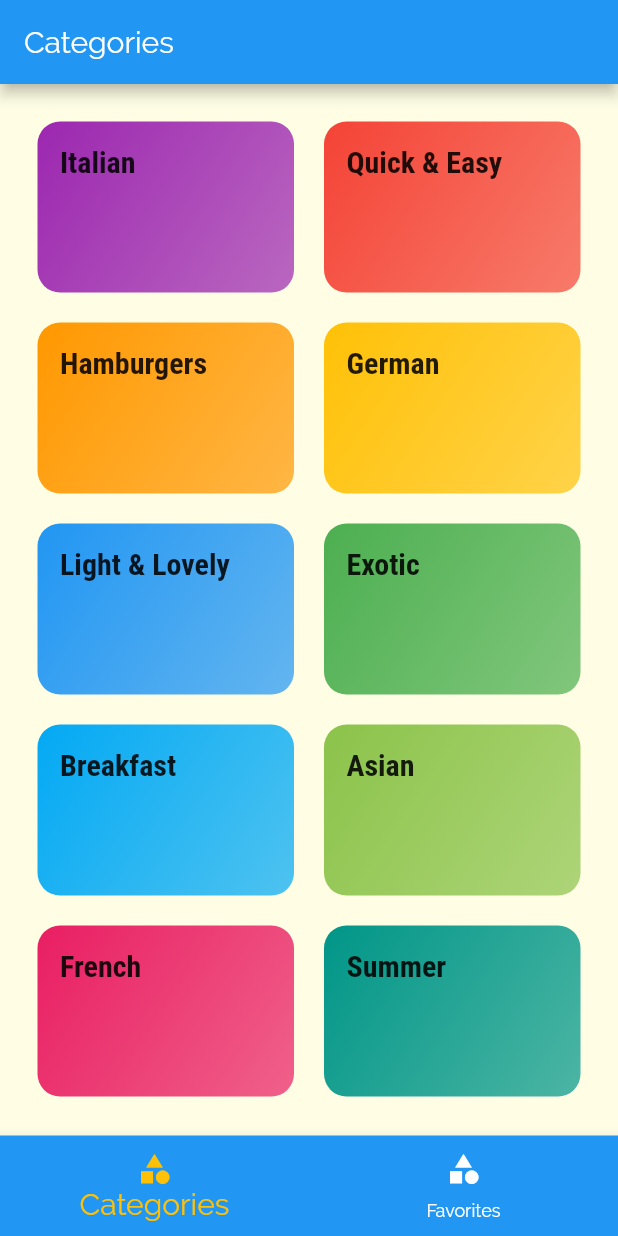
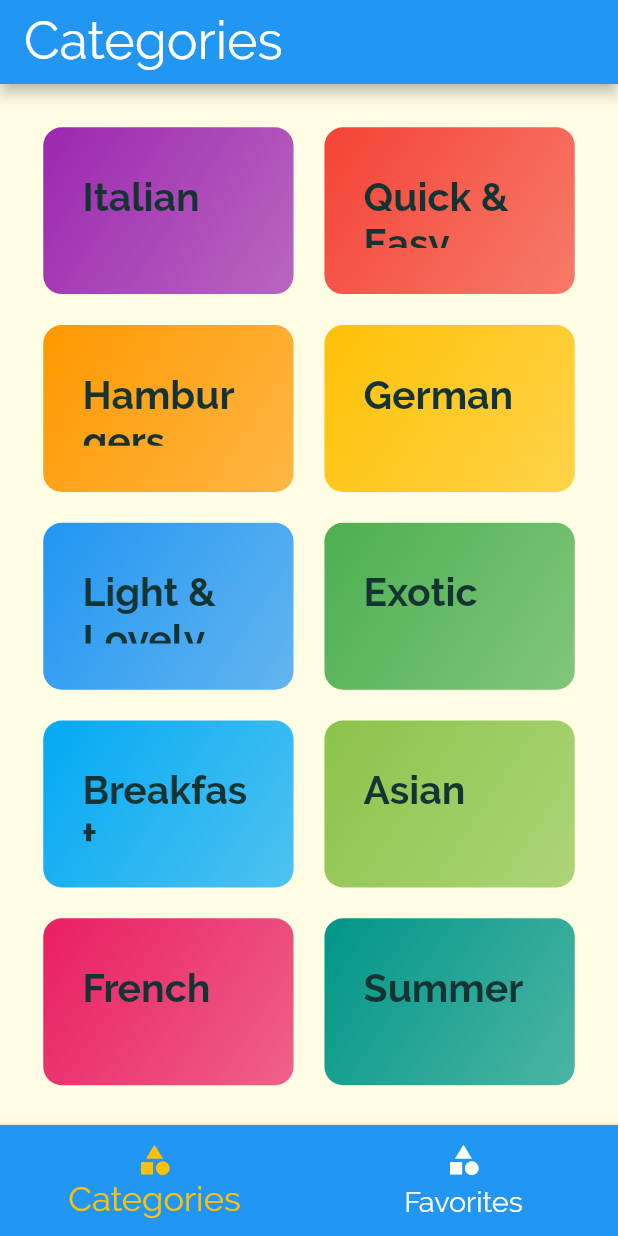
Before and after one commit to CodeGTDLearn/flutter-3-meal-4, a Flutter app: the screen it shows after launch, on a phone screen of 412 x 824 dp. Run offline on Flutter 3.47's test engine with Material 2 defaults, Android fonts, the phone set to English and light mode, and no system bars.

Commit message:
specs done all places
Took 1 hour 38 minutes

```diff
--- a/lib/config/routes.dart
+++ b/lib/config/routes.dart
@@ -1,6 +1,7 @@
 import 'package:flutter/material.dart';
 import 'package:meal_4/entity/meal.dart';
 import 'package:meal_4/screens/category_meals.dart';
+import 'package:meal_4/screens/meals_details.dart';
 import 'package:meal_4/screens/tabs.dart';
 
 class Routes {
@@ -18,7 +19,7 @@ class Routes {
     return {
       _tabs: (context) => ScreenTabs(this._favoriteMeals),
       _categoryMeals: (context) => ScreenCategoryMeals(this._displayedMeals),
-      //_toScreenMealsDetails: (context) => ScreenMealsDetails(),
+      _mealsDetails: (context) => MealsDetails(),
     };
   }
 
--- /dev/null
+++ b/lib/config/specs.dart
@@ -0,0 +1,68 @@
+import 'dart:io';
+
+import 'package:flutter/cupertino.dart';
+import 'package:flutter/material.dart';
+
+class Specs {
+  BuildContext _context;
+
+  //armazena uma instancia da propria classe Specs
+  static Specs _instance;
+
+  //construtor oculto
+  Specs._singletonConstructor(this._context);
+
+  factory Specs(context) {
+    //se NAO ENCONTRA uma instancia em _instance,
+    //cria instancia em _instance usando singletonContructor
+    _instance ??= Specs._singletonConstructor(context);
+
+    //se ENCONTRA uma instancia em _instance, simplesmente a retorna
+    return _instance;
+  }
+
+  bool get isLandscape {
+    return MediaQuery.of(this._context).orientation == Orientation.landscape;
+  }
+
+  String get deviceType {
+    return Platform.isWindows
+        ? "windows"
+        : Platform.isMacOS
+            ? "macos"
+            : Platform.isLinux
+                ? "linux"
+                : Platform.isIOS
+                    ? "ios"
+                    : Platform.isAndroid
+                        ? "android"
+                        : Platform.isFuchsia ? "fuchsia" : "no-platform-found";
+  }
+
+  double bodyHeight() {
+    return (fullHeight() -
+        (kToolbarHeight +
+            MediaQuery.of(this._context).padding.top +
+            MediaQuery.of(this._context).padding.bottom));
+  }
+
+  double fullWidth() {
+    return MediaQuery.of(this._context).size.width;
+  }
+
+  double fullHeight() {
+    return MediaQuery.of(this._context).size.height;
+  }
+
+  double width(double ratio) {
+    return fullWidth() * (ratio / 100);
+  }
+
+  double radius(double ratio) {
+    return fullWidth() * (ratio / 100);
+  }
+
+  double height(double ratio) {
+    return bodyHeight() * (ratio / 100);
+  }
+}
--- a/lib/config/tabs.dart
+++ b/lib/config/tabs.dart
@@ -5,7 +5,7 @@ import '../screens/favorites.dart';
 
 class TabPages {
   final List<Meal> _favoriteMeals;
-  static Map<String, Object> titles = TitlesAndIcons().tabMenus;
+  static Map<String, Object> titles = TitlesAndIcons().tabs;
 
   TabPages(this._favoriteMeals);
 
@@ -13,11 +13,11 @@ class TabPages {
     return [
       {
         'page': ScreenCategoryMenu(),
-        'titlePage': titles['categoryTitle'],
+        'title': titles['categoryTitle'],
       },
       {
         'page': ScreenFavorites(_favoriteMeals),
-        'titlePage': titles['favoriteTitle']
+        'title': titles['favoriteTitle']
       }
     ];
   }
--- a/lib/config/themes.dart
+++ b/lib/config/themes.dart
@@ -24,7 +24,6 @@ class AppTheme {
       body1: TextStyle(color: Color.fromRGBO(20, 51, 51, 1)),
       body2: TextStyle(color: Color.fromRGBO(20, 51, 51, 1)),
       title: TextStyle(
-          fontSize: 20,
           fontFamily: 'RobotoCondensed',
           fontWeight: FontWeight.bold),
     ),
--- a/lib/config/titles_icons.dart
+++ b/lib/config/titles_icons.dart
@@ -17,21 +17,22 @@ class TitlesAndIcons {
 
   final Map<String, Object> _mealDetails = {
     'favorite': Icons.favorite,
-    'unFavorite': Icons.favorite_border
+    'unFavorite': Icons.favorite_border,
+    'ingredientsTitle': "Ingredients",
+    'stepsTitle': "Steps",
   };
 
-  final Map<String, Object> _widgetMealIcons = {
+  final Map<String, Object> _cardMealIcons = {
     'duration': Icons.schedule,
     'complex': Icons.work,
     'afford': Icons.attach_money,
   };
 
-  Map<String, Object> get tabMenus => _tabs;
+  Map<String, Object> get tabs => _tabs;
 
   Map<String, Object> get drawer => _drawers;
 
-  Map<String, Object> get favorite => _mealDetails;
+  Map<String, Object> get mealDetails => _mealDetails;
 
-  Map<String, Object> get widgetMealIcons=> _widgetMealIcons;
-
+  Map<String, Object> get cardMealIcons => _cardMealIcons;
 }
--- a/lib/screens/category_menu.dart
+++ b/lib/screens/category_menu.dart
@@ -1,25 +1,30 @@
 import 'package:flutter/cupertino.dart';
 import 'package:flutter/material.dart';
+import 'package:meal_4/config/specs.dart';
 import 'package:meal_4/config/titles_icons.dart';
 import 'package:meal_4/data/categories.dart';
-import 'package:meal_4/widget/category.dart';
+import 'package:meal_4/widget/card_category.dart';
 
 class ScreenCategoryMenu extends StatelessWidget {
-  static Map<String, Object> titles = TitlesAndIcons().tabMenus;
+  static Map<String, Object> titles = TitlesAndIcons().tabs;
+
 
   @override
   Widget build(BuildContext context) {
+    Specs _dim = Specs(context);
     return GridView(
-        padding: EdgeInsets.all(25),
+        padding: EdgeInsets.all(_dim.width(7)),
         gridDelegate: SliverGridDelegateWithMaxCrossAxisExtent(
-            maxCrossAxisExtent: 200,
+            maxCrossAxisExtent: _dim.width(50),
             childAspectRatio: 1.5,
-            mainAxisSpacing: 20,
-            crossAxisSpacing: 20),
-        children: DB_CATEGORIES.map((category) => WidgetCategory(
-              category.id,
-              category.title,
-              category.color,
-            )).toList());
+            mainAxisSpacing: _dim.width(5),
+            crossAxisSpacing: _dim.width(5)),
+        children: DB_CATEGORIES
+            .map((category) => CardCategory(
+                  category.id,
+                  category.title,
+                  category.color,
+                ))
+            .toList());
   }
 }
--- a/lib/screens/tabs.dart
+++ b/lib/screens/tabs.dart
@@ -1,11 +1,12 @@
 import 'package:flutter/material.dart';
+import 'package:meal_4/config/specs.dart';
 import 'package:meal_4/config/titles_icons.dart';
 
 import '../config/tabs.dart';
 import '../entity/meal.dart';
 
 class ScreenTabs extends StatefulWidget {
-  List<Meal> _favoriteMeals;
+  final List<Meal> _favoriteMeals;
 
   ScreenTabs(this._favoriteMeals);
 
@@ -14,9 +15,9 @@ class ScreenTabs extends StatefulWidget {
 }
 
 class _ScreenTabsState extends State<ScreenTabs> {
-  final Map<String, Object> titlesAndIcons = TitlesAndIcons().tabMenus;
+  final Map<String, Object> titlesIcons = TitlesAndIcons().tabs;
   List<Map<String, Object>> _tabPages;
-  int _selectedTabByIndex = 0;
+  int _tabIndex = 0;
 
   @override
   void initState() {
@@ -26,16 +27,21 @@ class _ScreenTabsState extends State<ScreenTabs> {
 
   void _selectTab(int newIndexTab) {
     setState(() {
-      this._selectedTabByIndex = newIndexTab;
+      this._tabIndex = newIndexTab;
     });
   }
 
   @override
   Widget build(BuildContext context) {
+    final Specs dim = Specs(context);
     return Scaffold(
-      appBar: AppBar(title: Text(_tabPages[_selectedTabByIndex]['titlePage'])),
+      appBar: AppBar(
+          title: Text(
+        _tabPages[_tabIndex]['title'],
+        style: TextStyle(fontSize: dim.height(4.5)),
+      )),
       drawer: null,
-      body: _tabPages[_selectedTabByIndex]['page'],
+      body: _tabPages[_tabIndex]['page'],
 
       //BottonNavigatorTab
       bottomNavigationBar: BottomNavigationBar(
@@ -43,8 +49,9 @@ class _ScreenTabsState extends State<ScreenTabs> {
         backgroundColor: Theme.of(context).primaryColor,
         unselectedItemColor: Colors.white,
         selectedItemColor: Theme.of(context).accentColor,
-        currentIndex: _selectedTabByIndex,
-        selectedFontSize: 20,
+        currentIndex: _tabIndex,
+        selectedFontSize: dim.height(3),
+        unselectedFontSize: dim.height(2.5),
 
         //detecta os 2 Tab Items, e alterna entre eles, automatic
         onTap: _selectTab,
@@ -52,12 +59,12 @@ class _ScreenTabsState extends State<ScreenTabs> {
         //barItems
         items: [
           BottomNavigationBarItem(
-              title: Text(titlesAndIcons['categoryTitle']),
-              icon: Icon(titlesAndIcons['categoryIcon']),
+              title: Text(titlesIcons['categoryTitle']),
+              icon: Icon(titlesIcons['categoryIcon']),
               backgroundColor: Theme.of(context).primaryColor),
           BottomNavigationBarItem(
-              title: Text(titlesAndIcons['favoriteTitle']),
-              icon: Icon(titlesAndIcons['categoryIcon']),
+              title: Text(titlesIcons['favoriteTitle']),
+              icon: Icon(titlesIcons['categoryIcon']),
               backgroundColor: Theme.of(context).primaryColor),
         ],
       ),
--- /dev/null
+++ b/lib/widget/card_category.dart
@@ -0,0 +1,38 @@
+import 'package:flutter/material.dart';
+import 'package:meal_4/config/routes.dart';
+import 'package:meal_4/config/specs.dart';
+
+class CardCategory extends StatelessWidget {
+  final String _id;
+  final String _title;
+  final Color _color;
+
+  CardCategory(this._id, this._title, this._color);
+
+  @override
+  Widget build(BuildContext context) {
+    Specs dim = Specs(context);
+    return InkWell(
+        splashColor: Theme.of(context).primaryColor,
+        borderRadius: BorderRadius.circular(dim.radius(6)),
+        child: Container(
+            padding: EdgeInsets.symmetric(
+                horizontal: dim.height(3.4), vertical: dim.height(4)),
+            child: Text(this._title,
+                style: TextStyle(
+                    fontSize: dim.height(3.4), fontWeight: FontWeight.bold)),
+            decoration: BoxDecoration(
+              gradient: LinearGradient(
+                  colors: [_color, this._color.withOpacity(0.7)],
+                  begin: Alignment.topLeft,
+                  end: Alignment.bottomRight),
+              borderRadius: BorderRadius.circular(dim.radius(3)),
+            )),
+        onTap: () => goToScreenCategoryMeals(context));
+  }
+
+  void goToScreenCategoryMeals(BuildContext context) {
+    Navigator.of(context).pushNamed(Routes.toScreenCategoryMeals,
+        arguments: {'id': this._id, 'title': this._title});
+  }
+}
--- a/lib/widget/category.dart
+++ /dev/null
@@ -1,39 +0,0 @@
-import 'package:flutter/material.dart';
-import 'package:meal_4/config/routes.dart';
-
-class WidgetCategory extends StatelessWidget {
-  final String _id;
-  final String _title;
-  final Color _color;
-
-  WidgetCategory(this._id, this._title, this._color);
-
-  @override
-  Widget build(BuildContext context) {
-    return InkWell(
-      splashColor: Theme.of(context).primaryColor,
-      borderRadius: BorderRadius.circular(15),
-      child: Container(
-        padding: EdgeInsets.all(15),
-        child: Text(
-          this._title,
-          style: Theme.of(context).textTheme.title,
-        ),
-        decoration: BoxDecoration(
-          gradient: LinearGradient(
-            colors: [_color, this._color.withOpacity(0.7)],
-            begin: Alignment.topLeft,
-            end: Alignment.bottomRight,
-          ),
-          borderRadius: BorderRadius.circular(15),
-        ),
-      ),
-      onTap: () => goToScreenCategoryMeals(context),
-    );
-  }
-
-  void goToScreenCategoryMeals(BuildContext context) {
-    Navigator.of(context).pushNamed(Routes.toScreenCategoryMeals,
-        arguments: {'id': this._id, 'title': this._title});
-  }
-}
```
Also changed, not shown: lib/screens/category_meals.dart (+6 -6 lines), lib/screens/favorites.dart (+16 -5 lines), lib/screens/meals_details.dart (added, +8 -0 lines), lib/widget/card_meal.dart (+34 -35 lines), lib/widget/list_meals.dart (+9 -9 lines).
